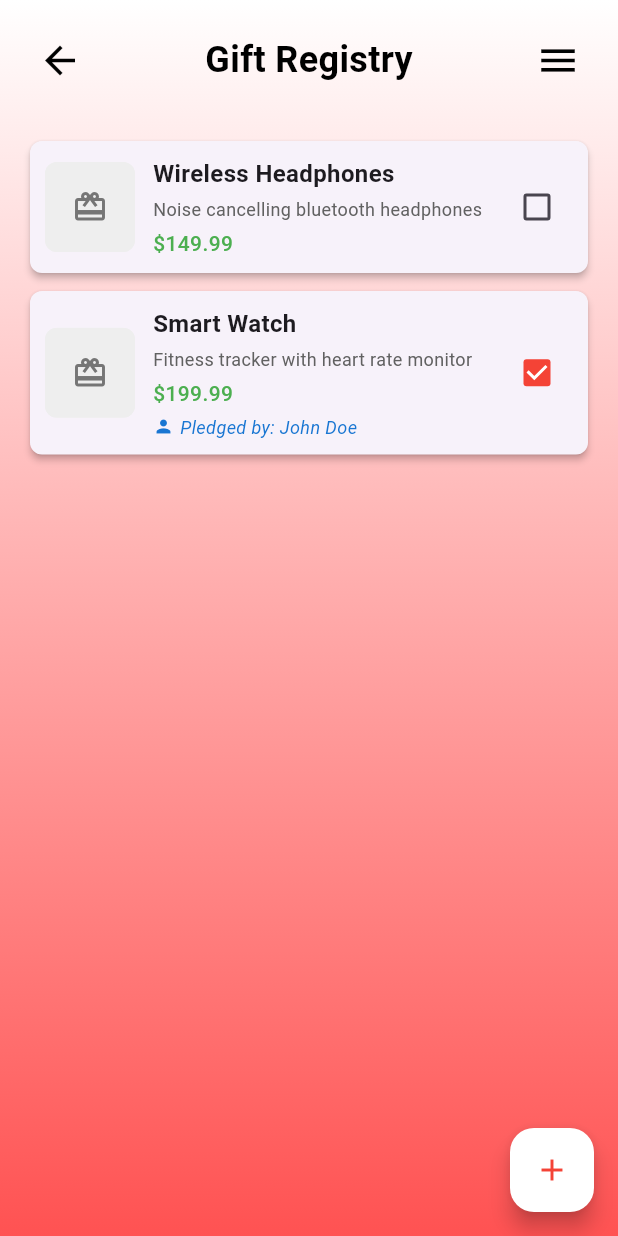
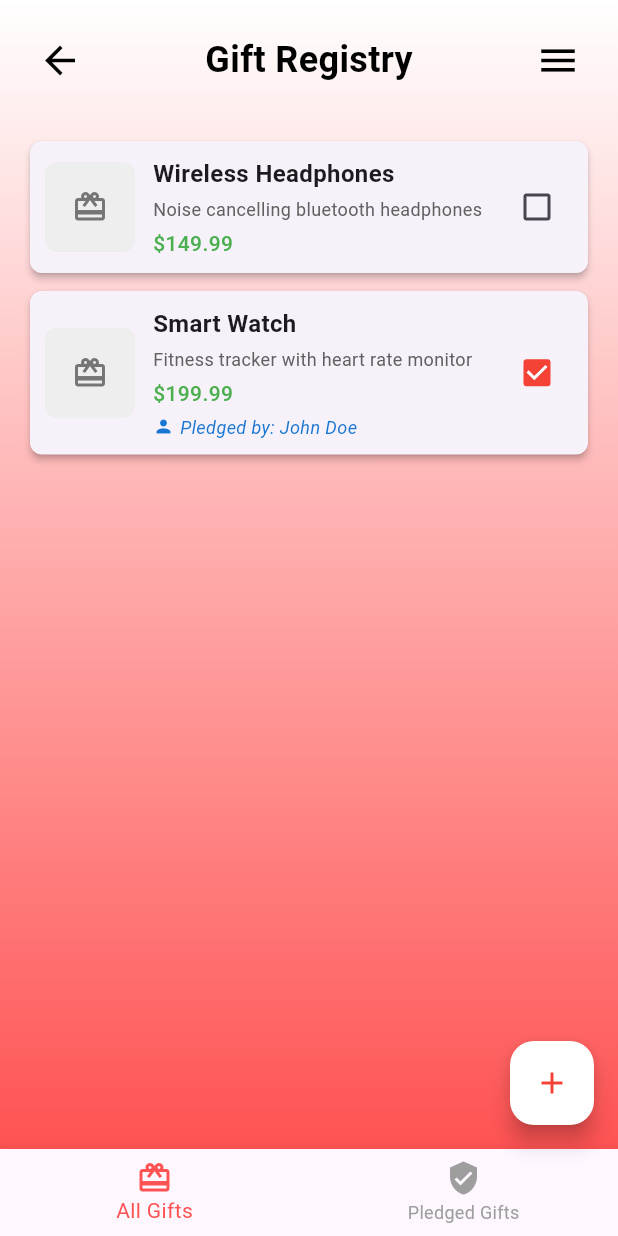
Before and after one commit to sa3eed24/hedeya, a Flutter app: the GiftList screen opened by its route, on a phone screen of 412 x 824 dp. Run offline on Flutter 3.47's test engine with Material 3 defaults, Android fonts, the phone set to English and light mode, and no system bars; our stand-ins replace cloud_firestore, firebase_auth, firebase_core, image_picker, lottie; accounts and stored records are empty.

Commit message:
add event management: extend gift model to include event ID and implement pledged gifts screen

```diff
--- a/lib/main.dart
+++ b/lib/main.dart
@@ -5,6 +5,7 @@ import 'package:hedeya/screens/home_screen.dart';
 import 'package:hedeya/screens/login_page.dart';
 import 'package:hedeya/screens/register_page.dart';
 import 'package:hedeya/screens/splash_screen.dart';
+import 'package:hedeya/screens/pledgedgifts.dart';
 import 'package:firebase_core/firebase_core.dart';
 import 'firebase_options.dart';
 
@@ -46,6 +47,9 @@ class MyApp extends StatelessWidget {
         '/home': (context) => const HomePage(),
         '/giftlist': (context) => const GiftList(),
         '/addgift': (context) => AddGift(),
+        '/pledgedgifts': (context) => PledgedGifts(
+              gifts: [], // Pass the list of gifts here
+            ),
       },
     );
   }
--- a/lib/model/gift_model.dart
+++ b/lib/model/gift_model.dart
@@ -7,6 +7,7 @@ class gift_model {
   final File? imageFile;
   final bool status;
   final String pleged_user;
+  final int eventid;
 
   gift_model({
     required this.name,
@@ -15,6 +16,7 @@ class gift_model {
     this.imageFile,
     required this.status,
     required this.pleged_user,
+    required this.eventid,
   });
 
   factory gift_model.fromJson(Map<String, dynamic> json) {
@@ -25,6 +27,7 @@ class gift_model {
       imageFile: json['imageFile'] != null ? File(json['imageFile']) : null,
       status: json['status'],
       pleged_user: json['pleged_user'],
+      eventid: json['eventid'],
     );
   }
 }
--- a/lib/screens/addgift.dart
+++ b/lib/screens/addgift.dart
@@ -43,6 +43,7 @@ class _AddGiftState extends State<AddGift> {
           imageFile: _selectedImage,
           status: false,
           pleged_user: '',
+          eventid: 0,
         );
 
         Navigator.pop(context, newGift);
--- a/lib/screens/giftlist.dart
+++ b/lib/screens/giftlist.dart
@@ -2,6 +2,7 @@ import 'package:flutter/material.dart';
 import '../model/gift_model.dart';
 import '../utils/giftcard.dart';
 import '../screens/addgift.dart';
+import '../screens/pledgedgifts.dart';
 import 'dart:io';
 
 class GiftList extends StatefulWidget {
@@ -12,6 +13,7 @@ class GiftList extends StatefulWidget {
 }
 
 class _GiftListState extends State<GiftList> {
+  int _currentIndex = 0;
   final List<gift_model> _gifts = [
     gift_model(
         name: 'Wireless Headphones',
@@ -19,6 +21,7 @@ class _GiftListState extends State<GiftList> {
         price: 149.99,
         status: false,
         pleged_user: '',
+        eventid: 0
     ),
     gift_model(
         name: 'Smart Watch',
@@ -26,6 +29,7 @@ class _GiftListState extends State<GiftList> {
         price: 199.99,
         status: true,
         pleged_user: 'John Doe',
+        eventid: 0
     ),
   ];
 
@@ -38,6 +42,7 @@ class _GiftListState extends State<GiftList> {
         imageFile: _gifts[index].imageFile,
         status: status,
         pleged_user: status ? 'Current User' : '',
+        eventid: _gifts[index].eventid,
       );
     });
   }
@@ -69,7 +74,7 @@ class _GiftListState extends State<GiftList> {
         child: ListView(
           padding: EdgeInsets.zero,
           children: [
-            DrawerHeader(
+            const DrawerHeader(
               decoration: BoxDecoration(
                 color: Colors.redAccent,
               ),
@@ -82,15 +87,15 @@ class _GiftListState extends State<GiftList> {
               ),
             ),
             ListTile(
-              leading: Icon(Icons.settings),
-              title: Text('Settings'),
+              leading: const Icon(Icons.settings),
+              title: const Text('Settings'),
               onTap: () => Navigator.pop(context),
             ),
           ],
         ),
       ),
       body: Container(
-        decoration: BoxDecoration(
+        decoration: const BoxDecoration(
           gradient: LinearGradient(
             begin: Alignment.topCenter,
             end: Alignment.bottomCenter,
@@ -156,24 +161,24 @@ class _GiftListState extends State<GiftList> {
                       background: Container(
                         color: Colors.red,
                         alignment: Alignment.centerRight,
-                        padding: EdgeInsets.only(right: 20),
-                        child: Icon(Icons.delete, color: Colors.white),
+                        padding: const EdgeInsets.only(right: 20),
+                        child: const Icon(Icons.delete, color: Colors.white),
                       ),
                       confirmDismiss: (direction) async {
                         if (_gifts[index].status) return false;
                         return await showDialog(
                           context: context,
                           builder: (context) => AlertDialog(
-                            title: Text('Delete Gift'),
+                            title: const Text('Delete Gift'),
                             content: Text('Are you sure you want to delete ${_gifts[index].name}?'),
                             actions: [
                               TextButton(
                                 onPressed: () => Navigator.of(context).pop(false),
-                                child: Text('Cancel'),
+                                child: const Text('Cancel'),
                               ),
                               TextButton(
                                 onPressed: () => Navigator.of(context).pop(true),
-                                child: Text('Delete', style: TextStyle(color: Colors.red)),
+                                child: const Text('Delete', style: TextStyle(color: Colors.red)),
                               ),
                             ],
                           ),
@@ -192,12 +197,45 @@ class _GiftListState extends State<GiftList> {
           ),
         ),
       ),
-      floatingActionButton: FloatingActionButton(
+      bottomNavigationBar: BottomNavigationBar(
+        currentIndex: _currentIndex,
+        onTap: (index) {
+          setState(() {
+            _currentIndex = index;
+          });
+          if (index == 1) {
+            Navigator.push(
+              context,
+              MaterialPageRoute(
+                builder: (context) => PledgedGifts(gifts: _gifts),
+              ),
+            ).then((_) {
+              setState(() {
+                _currentIndex = 0;
+              });
+            });
+          }
+        },
+        items: const [
+          BottomNavigationBarItem(
+            icon: Icon(Icons.card_giftcard),
+            label: 'All Gifts',
+          ),
+          BottomNavigationBarItem(
+            icon: Icon(Icons.verified_user),
+            label: 'Pledged Gifts',
+          ),
+        ],
+        selectedItemColor: Colors.redAccent,
+        unselectedItemColor: Colors.grey,
+      ),
+      floatingActionButton: _currentIndex == 0
+          ? FloatingActionButton(
         onPressed: () async {
           final newGift = await Navigator.push<gift_model>(
             context,
             MaterialPageRoute(
-              builder: (context) => AddGift(),
+              builder: (context) => const AddGift(),
             ),
           );
 
@@ -212,7 +250,8 @@ class _GiftListState extends State<GiftList> {
         },
         child: const Icon(Icons.add, color: Colors.red),
         backgroundColor: Colors.white,
-      ),
+      )
+          : null,
     );
   }
 }
--- /dev/null
+++ b/lib/screens/pledgedgifts.dart
@@ -0,0 +1,45 @@
+import 'package:flutter/material.dart';
+import '../model/gift_model.dart';
+import '../utils/giftcard.dart';
+
+class PledgedGifts extends StatelessWidget {
+  final List<gift_model> gifts;
+
+  const PledgedGifts({super.key, required this.gifts});
+
+  @override
+  Widget build(BuildContext context) {
+    final pledgedGifts = gifts.where((gift) => gift.status).toList();
+
+    return Scaffold(
+      appBar: AppBar(
+        title: const Text('Pledged Gifts'),
+        leading: IconButton(
+          icon: const Icon(Icons.arrow_back),
+          onPressed: () => Navigator.pop(context),
+        ),
+      ),
+      body: pledgedGifts.isEmpty
+          ? const Center(
+        child: Text(
+          'No pledged gifts yet',
+          style: TextStyle(fontSize: 18),
+        ),
+      )
+          : ListView.builder(
+        padding: const EdgeInsets.all(16.0),
+        itemCount: pledgedGifts.length,
+        itemBuilder: (context, index) {
+          return GiftCard(
+            gift: pledgedGifts[index],
+            // Either make onStatusChanged optional in GiftCard or provide a dummy function
+            onStatusChanged: (status) {
+              // This won't do anything but satisfies the non-null requirement
+              // Alternatively, make the parameter nullable in GiftCard
+            },
+          );
+        },
+      ),
+    );
+  }
+}
```
Lines whose indentation alone changed are shown as unchanged.
